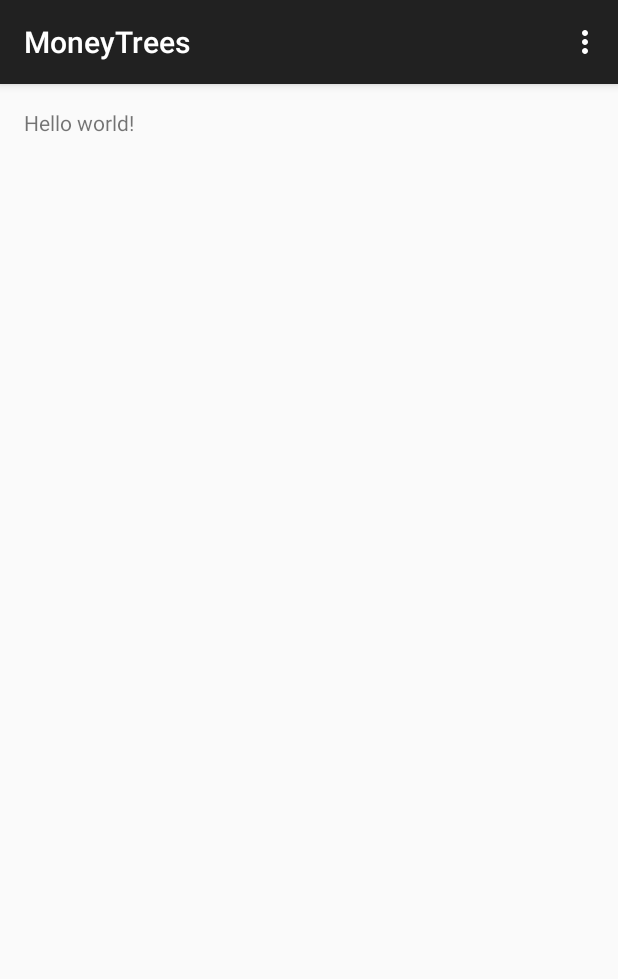
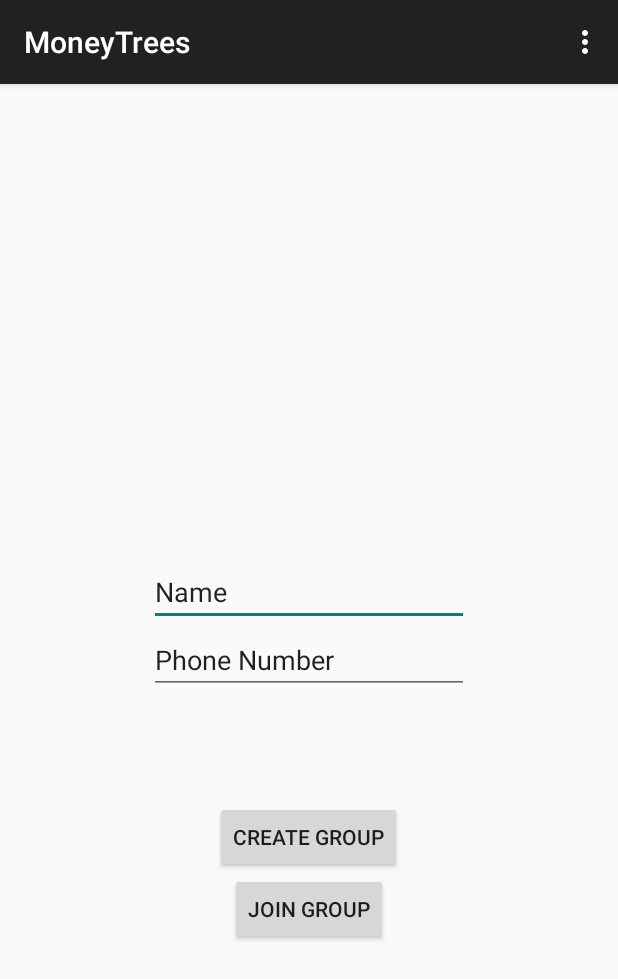
Before and after one commit to annekao/MoneyTrees, an Android app: the screen it shows after launch (MainActivity), on a phone screen of 412 x 824 dp. Shown: the top 979 px of the screen. Run offline under Robolectric (Android 15) with nearby library versions, the phone set to English and light mode, and no system bars.

Commit message:
added homepage

```diff
--- a/app/src/main/res/layout/activity_main.xml
+++ b/app/src/main/res/layout/activity_main.xml
@@ -6,7 +6,41 @@
     android:paddingBottom="@dimen/activity_vertical_margin" tools:context=".MainActivity"
     android:id="@+id/MainActivity">
 
-    <TextView android:text="@string/hello_world" android:layout_width="wrap_content"
-        android:layout_height="wrap_content" />
+    <EditText
+        android:layout_width="wrap_content"
+        android:layout_height="wrap_content"
+        android:inputType="textPersonName"
+        android:text="Name"
+        android:ems="10"
+        android:id="@+id/editText"
+        android:layout_above="@+id/editText2"
+        android:layout_centerHorizontal="true" />
 
+    <EditText
+        android:layout_width="wrap_content"
+        android:layout_height="wrap_content"
+        android:inputType="phone"
+        android:ems="10"
+        android:id="@+id/editText2"
+        android:layout_centerVertical="true"
+        android:layout_alignLeft="@+id/editText"
+        android:layout_alignStart="@+id/editText"
+        android:text="Phone Number" />
+
+    <Button
+        android:layout_width="wrap_content"
+        android:layout_height="wrap_content"
+        android:text="Create Group"
+        android:id="@+id/button"
+        android:layout_below="@+id/editText2"
+        android:layout_centerHorizontal="true"
+        android:layout_marginTop="71dp" />
+
+    <Button
+        android:layout_width="wrap_content"
+        android:layout_height="wrap_content"
+        android:text="Join Group"
+        android:id="@+id/button2"
+        android:layout_below="@+id/button"
+        android:layout_centerHorizontal="true" />
 </RelativeLayout>
```
